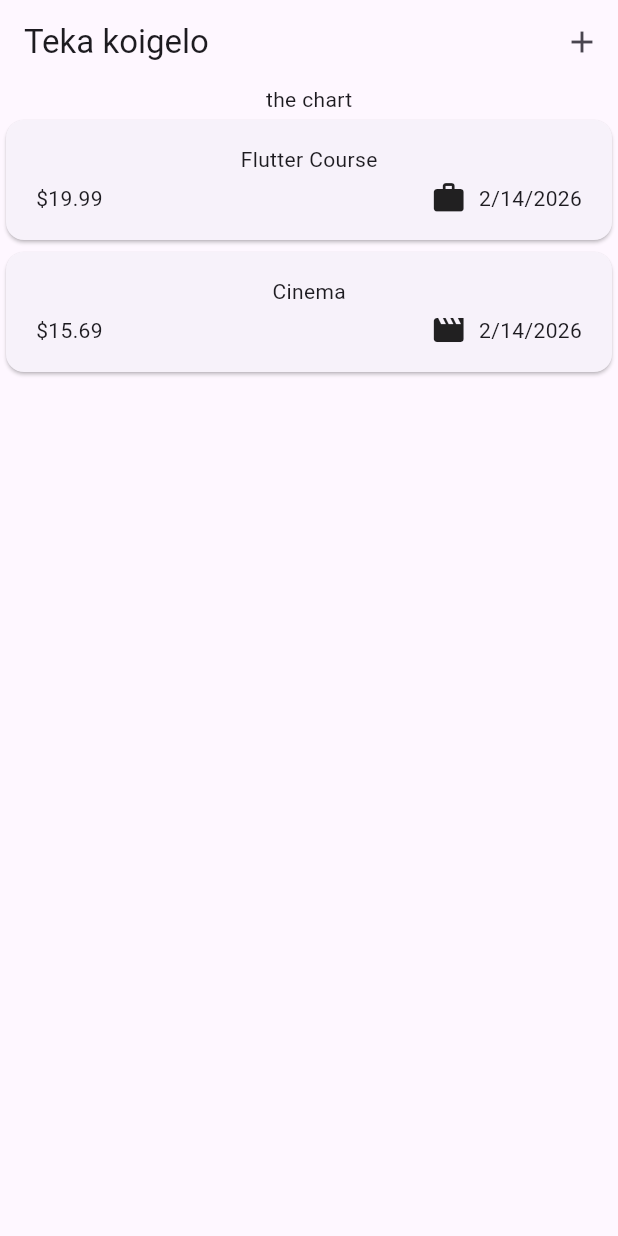
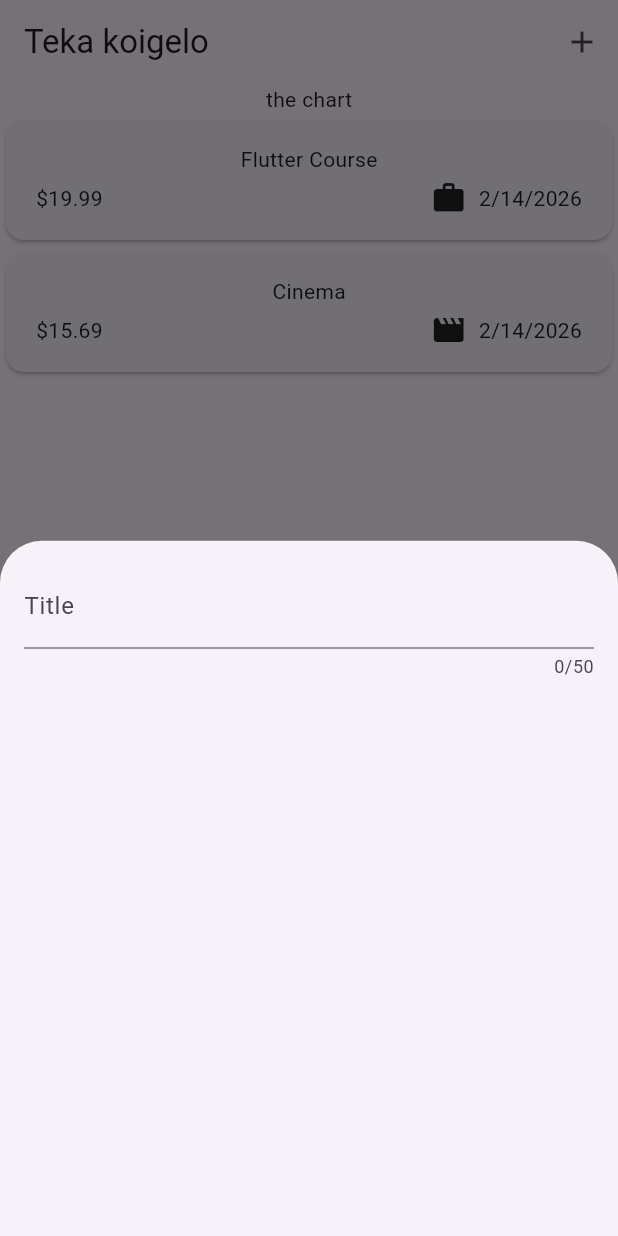
Before and after one commit to Nirob2107092/Expense_tracker_mobile, a Flutter app: the screen it shows after launch, after a tap on the "add" icon, on a phone screen of 412 x 824 dp. Run offline on Flutter 3.47's test engine with Material 3 defaults, Android fonts, the phone set to English and light mode, and no system bars.

Commit message:
hadnling user input with a textfield

```diff
--- a/lib/expenses.dart
+++ b/lib/expenses.dart
@@ -1,6 +1,7 @@
 import 'package:flutter/material.dart';
 import 'package:money_expense/models/expense.dart';
 import 'package:money_expense/expenses_list.dart';
+import 'package:money_expense/new_expense.dart';
 
 class Expenses extends StatefulWidget {
   const Expenses({super.key});
@@ -26,13 +27,24 @@
       category: Category.leisure,
     ),
   ];
+  void _operAddExpenseOverlay() {
+    showModalBottomSheet(
+      context: context,
+      builder: (ctx) => const NewExpense(),
+    );
+  }
 
   @override
   Widget build(BuildContext context) {
     return Scaffold(
       appBar: AppBar(
         title: Text('Teka koigelo'),
-        actions: [IconButton(onPressed: () {}, icon: const Icon(Icons.add))],
+        actions: [
+          IconButton(
+            onPressed: _operAddExpenseOverlay,
+            icon: const Icon(Icons.add),
+          ),
+        ],
       ),
       body: Column(
         children: [
--- /dev/null
+++ b/lib/new_expense.dart
@@ -0,0 +1,26 @@
+import 'package:flutter/material.dart';
+
+class NewExpense extends StatefulWidget {
+  const NewExpense({super.key});
+  @override
+  State<NewExpense> createState() {
+    return _NewExpenseState();
+  }
+}
+
+class _NewExpenseState extends State<NewExpense> {
+  @override
+  Widget build(BuildContext context) {
+    return Padding(
+      padding: const EdgeInsets.all(16),
+      child: Column(
+        children: const [
+          TextField(
+            maxLength: 50,
+            decoration: InputDecoration(label: Text('Title')),
+          ),
+        ],
+      ),
+    );
+  }
+}
```
